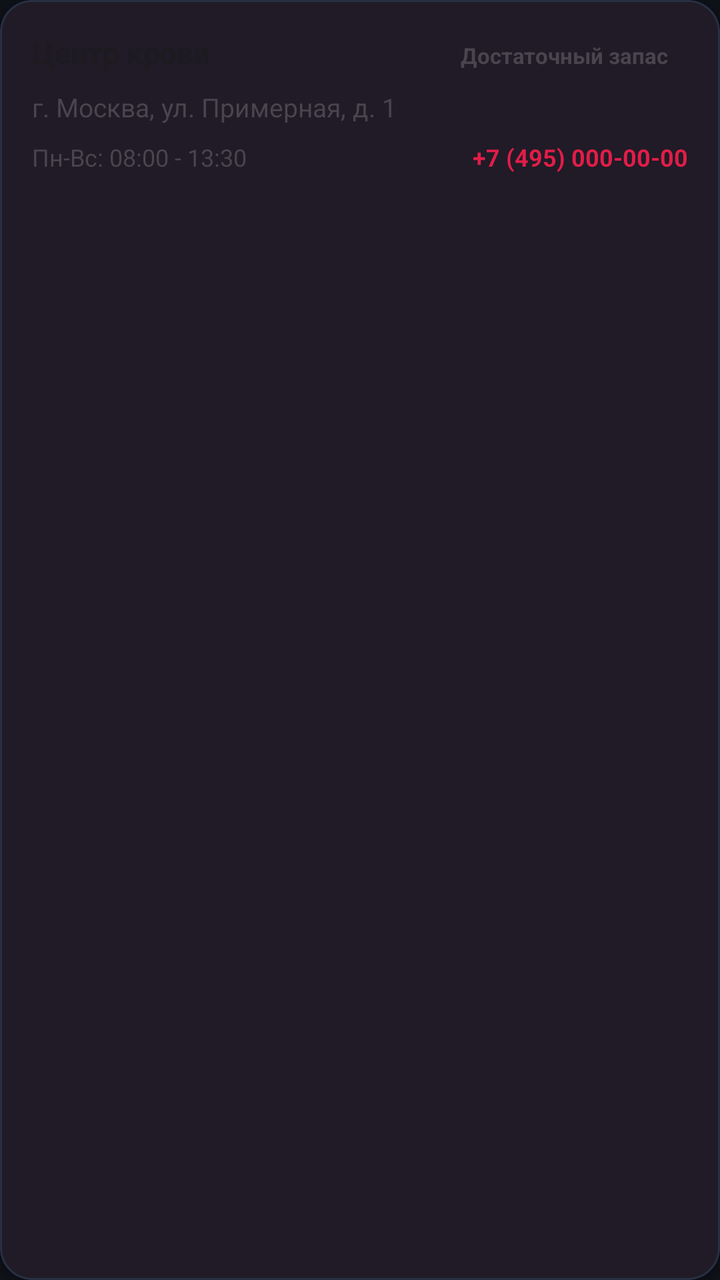
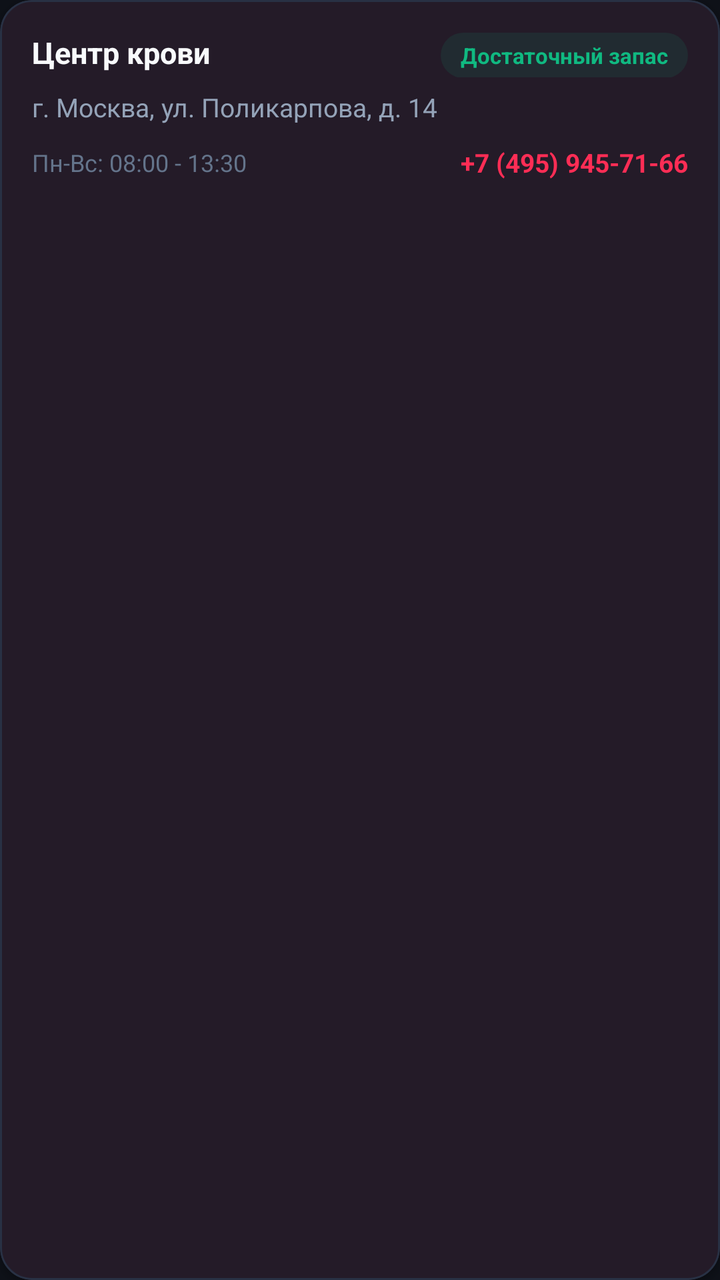

The first picture is an Android layout as it rendered before a commit; the second is the same layout after the commit. The layout source and the unified diff follow.
<!-- AndroidManifest.xml: application theme Theme.DonorLog -->
<!-- res/layout/item_station_card.xml -->
<?xml version="1.0" encoding="utf-8"?>
<com.google.android.material.card.MaterialCardView
    xmlns:android="http://schemas.android.com/apk/res/android"
    xmlns:app="http://schemas.android.com/apk/res-auto"
    android:id="@+id/cardStation"
    android:layout_width="match_parent"
    android:layout_height="wrap_content"
    android:layout_marginHorizontal="16dp"
    android:layout_marginVertical="6dp"
    app:cardCornerRadius="16dp"
    app:cardElevation="1dp"
    app:strokeWidth="1dp"
    app:strokeColor="?attr/colorOutline">

    <LinearLayout
        android:layout_width="match_parent"
        android:layout_height="wrap_content"
        android:orientation="vertical"
        android:padding="16dp">

        <LinearLayout
            android:layout_width="match_parent"
            android:layout_height="wrap_content"
            android:gravity="top"
            android:orientation="horizontal">

            <TextView
                android:id="@+id/tvStationName"
                android:layout_width="0dp"
                android:layout_height="wrap_content"
                android:layout_weight="1"
                android:text="Центр крови"
                android:textColor="?android:attr/textColorPrimary"
                android:textSize="15sp"
                android:textStyle="bold" />

            <TextView
                android:id="@+id/tvStationStatus"
                android:layout_width="wrap_content"
                android:layout_height="wrap_content"
                android:layout_marginStart="12dp"
                android:paddingHorizontal="10dp"
                android:paddingVertical="4dp"
                android:text="Достаточный запас"
                android:textSize="11sp"
                android:textStyle="bold" />
        </LinearLayout>

        <TextView
            android:id="@+id/tvStationAddress"
            android:layout_width="match_parent"
            android:layout_height="wrap_content"
            android:layout_marginTop="6dp"
            android:text="г. Москва, ул. Примерная, д. 1"
            android:textColor="?android:attr/textColorSecondary"
            android:textSize="13sp" />

        <LinearLayout
            android:layout_width="match_parent"
            android:layout_height="wrap_content"
            android:layout_marginTop="8dp"
            android:gravity="center_vertical"
            android:orientation="horizontal">

            <TextView
                android:id="@+id/tvStationSchedule"
                android:layout_width="0dp"
                android:layout_height="wrap_content"
                android:layout_weight="1"
                android:text="Пн-Вс: 08:00 - 13:30"
                android:textColor="?android:attr/textColorSecondary"
                android:textSize="12sp" />

            <TextView
                android:id="@+id/tvStationPhone"
                android:layout_width="wrap_content"
                android:layout_height="wrap_content"
                android:text="+7 (495) 000-00-00"
                android:textColor="?attr/colorPrimary"
                android:textSize="12sp"
                android:textStyle="bold" />
        </LinearLayout>

    </LinearLayout>

</com.google.android.material.card.MaterialCardView>
<!-- resources referenced by this layout -->
<resources>
  <style name="Theme.DonorLog" parent="Theme.Material3.DayNight.NoActionBar">
          <item name="colorPrimary">@color/md_theme_light_primary</item>
          <item name="colorOnPrimary">@color/md_theme_light_onPrimary</item>
          <item name="colorPrimaryContainer">@color/md_theme_light_primaryContainer</item>
          <item name="colorOnPrimaryContainer">@color/md_theme_light_onPrimaryContainer</item>
  
          <item name="colorSecondary">@color/md_theme_light_secondary</item>
          <item name="colorOnSecondary">@color/md_theme_light_onSecondary</item>
          <item name="colorSecondaryContainer">@color/md_theme_light_secondaryContainer</item>
          <item name="colorOnSecondaryContainer">@color/md_theme_light_onSecondaryContainer</item>
  
          <item name="android:colorBackground">@color/md_theme_light_background</item>
          <item name="colorSurface">@color/md_theme_light_surface</item>
          <item name="colorOnSurface">@color/md_theme_light_onSurface</item>
          <item name="colorOutline">@color/card_border_light</item>
  
          
          <item name="android:statusBarColor">@android:color/transparent</item>
          <item name="android:windowLightStatusBar">true</item>
          <item name="android:navigationBarColor">@color/md_theme_light_background</item>
          <item name="android:windowLightNavigationBar">true</item>
      </style>
  <color name="md_theme_light_primary">#E11D48</color>
  <color name="md_theme_light_onPrimary">#FFFFFF</color>
  <color name="md_theme_light_primaryContainer">#FFE4E8</color>
  <color name="md_theme_light_onPrimaryContainer">#881337</color>
  <color name="md_theme_light_secondary">#64748B</color>
  <color name="md_theme_light_onSecondary">#FFFFFF</color>
  <color name="md_theme_light_secondaryContainer">#E2E8F0</color>
  <color name="md_theme_light_onSecondaryContainer">#0F172A</color>
  <color name="md_theme_light_background">#0E1118</color>
  <color name="md_theme_light_surface">#161B26</color>
  <color name="md_theme_light_onSurface">#F8FAFC</color>
  <color name="card_border_light">#283144</color>
</resources>

<!-- the commit's change to res/layout/item_station_card.xml (unified diff, before → after) -->
@@ -7,10 +7,11 @@
     android:layout_height="wrap_content"
     android:layout_marginHorizontal="16dp"
     android:layout_marginVertical="6dp"
+    app:cardBackgroundColor="@color/donor_surface_card"
     app:cardCornerRadius="16dp"
-    app:cardElevation="1dp"
+    app:cardElevation="2dp"
     app:strokeWidth="1dp"
-    app:strokeColor="?attr/colorOutline">
+    app:strokeColor="@color/donor_stroke_subtle">
 
     <LinearLayout
         android:layout_width="match_parent"
@@ -30,7 +31,7 @@
                 android:layout_height="wrap_content"
                 android:layout_weight="1"
                 android:text="Центр крови"
-                android:textColor="?android:attr/textColorPrimary"
+                android:textColor="@color/donor_text_primary"
                 android:textSize="15sp"
                 android:textStyle="bold" />
 
@@ -39,9 +40,11 @@
                 android:layout_width="wrap_content"
                 android:layout_height="wrap_content"
                 android:layout_marginStart="12dp"
+                android:background="@drawable/bg_badge_green"
                 android:paddingHorizontal="10dp"
                 android:paddingVertical="4dp"
                 android:text="Достаточный запас"
+                android:textColor="@color/status_green"
                 android:textSize="11sp"
                 android:textStyle="bold" />
         </LinearLayout>
@@ -51,14 +54,14 @@
             android:layout_width="match_parent"
             android:layout_height="wrap_content"
             android:layout_marginTop="6dp"
-            android:text="г. Москва, ул. Примерная, д. 1"
-            android:textColor="?android:attr/textColorSecondary"
+            android:text="г. Москва, ул. Поликарпова, д. 14"
+            android:textColor="@color/donor_text_secondary"
             android:textSize="13sp" />
 
         <LinearLayout
             android:layout_width="match_parent"
             android:layout_height="wrap_content"
-            android:layout_marginTop="8dp"
+            android:layout_marginTop="10dp"
             android:gravity="center_vertical"
             android:orientation="horizontal">
 
@@ -68,16 +71,16 @@
                 android:layout_height="wrap_content"
                 android:layout_weight="1"
                 android:text="Пн-Вс: 08:00 - 13:30"
-                android:textColor="?android:attr/textColorSecondary"
+                android:textColor="@color/donor_text_muted"
                 android:textSize="12sp" />
 
             <TextView
                 android:id="@+id/tvStationPhone"
                 android:layout_width="wrap_content"
                 android:layout_height="wrap_content"
-                android:text="+7 (495) 000-00-00"
-                android:textColor="?attr/colorPrimary"
-                android:textSize="12sp"
+                android:text="+7 (495) 945-71-66"
+                android:textColor="@color/donor_ruby_glow"
+                android:textSize="13sp"
                 android:textStyle="bold" />
         </LinearLayout>
 
<!-- resource entries referenced after the edit -->
@@ -1,38 +1,48 @@
 <!-- resources referenced by this layout -->
 <resources>
-  <style name="Theme.DonorLog" parent="Theme.Material3.DayNight.NoActionBar">
-          <item name="colorPrimary">@color/md_theme_light_primary</item>
-          <item name="colorOnPrimary">@color/md_theme_light_onPrimary</item>
-          <item name="colorPrimaryContainer">@color/md_theme_light_primaryContainer</item>
-          <item name="colorOnPrimaryContainer">@color/md_theme_light_onPrimaryContainer</item>
+  <color name="donor_ruby_glow">#FF2D55</color>
+  <color name="donor_stroke_subtle">#283144</color>
+  <color name="donor_surface_card">#161B26</color>
+  <color name="donor_text_muted">#64748B</color>
+  <color name="donor_text_primary">#F8FAFC</color>
+  <color name="donor_text_secondary">#94A3B8</color>
+  <color name="status_green">#10B981</color>
+  <!-- drawable bg_badge_green (drawable) -->
+  <?xml version="1.0" encoding="utf-8"?>
+  <shape xmlns:android="http://schemas.android.com/apk/res/android"
+      android:shape="rectangle">
+      <corners android:radius="12dp" />
+      <solid android:color="@color/status_green_bg" />
+  </shape>
+  <style name="Theme.DonorLog" parent="Theme.Material3.Dark.NoActionBar">
+          <item name="colorPrimary">@color/donor_ruby_mid</item>
+          <item name="colorOnPrimary">#FFFFFF</item>
+          <item name="colorPrimaryContainer">@color/donor_ruby_start</item>
+          <item name="colorOnPrimaryContainer">#FFE4E8</item>
   
-          <item name="colorSecondary">@color/md_theme_light_secondary</item>
-          <item name="colorOnSecondary">@color/md_theme_light_onSecondary</item>
-          <item name="colorSecondaryContainer">@color/md_theme_light_secondaryContainer</item>
-          <item name="colorOnSecondaryContainer">@color/md_theme_light_onSecondaryContainer</item>
+          <item name="colorSecondary">@color/donor_amber_warm</item>
+          <item name="colorOnSecondary">#0E1118</item>
+          <item name="colorSecondaryContainer">#1E2433</item>
+          <item name="colorOnSecondaryContainer">@color/donor_text_primary</item>
   
-          <item name="android:colorBackground">@color/md_theme_light_background</item>
-          <item name="colorSurface">@color/md_theme_light_surface</item>
-          <item name="colorOnSurface">@color/md_theme_light_onSurface</item>
-          <item name="colorOutline">@color/card_border_light</item>
+          <item name="android:colorBackground">@color/donor_bg_canvas</item>
+          <item name="colorSurface">@color/donor_surface_card</item>
+          <item name="colorOnSurface">@color/donor_text_primary</item>
+          <item name="colorOutline">@color/donor_stroke_subtle</item>
+  
+          <item name="android:textColorPrimary">@color/donor_text_primary</item>
+          <item name="android:textColorSecondary">@color/donor_text_secondary</item>
   
           
           <item name="android:statusBarColor">@android:color/transparent</item>
-          <item name="android:windowLightStatusBar">true</item>
-          <item name="android:navigationBarColor">@color/md_theme_light_background</item>
-          <item name="android:windowLightNavigationBar">true</item>
+          <item name="android:windowLightStatusBar">false</item>
+          <item name="android:navigationBarColor">@color/donor_bg_canvas</item>
+          <item name="android:windowLightNavigationBar">false</item>
       </style>
-  <color name="md_theme_light_primary">#E11D48</color>
-  <color name="md_theme_light_onPrimary">#FFFFFF</color>
-  <color name="md_theme_light_primaryContainer">#FFE4E8</color>
-  <color name="md_theme_light_onPrimaryContainer">#881337</color>
-  <color name="md_theme_light_secondary">#64748B</color>
-  <color name="md_theme_light_onSecondary">#FFFFFF</color>
-  <color name="md_theme_light_secondaryContainer">#E2E8F0</color>
-  <color name="md_theme_light_onSecondaryContainer">#0F172A</color>
-  <color name="md_theme_light_background">#0E1118</color>
-  <color name="md_theme_light_surface">#161B26</color>
-  <color name="md_theme_light_onSurface">#F8FAFC</color>
-  <color name="card_border_light">#283144</color>
+  <color name="status_green_bg">#1A10B981</color>
+  <color name="donor_ruby_mid">#E11D48</color>
+  <color name="donor_ruby_start">#9F1239</color>
+  <color name="donor_amber_warm">#F59E0B</color>
+  <color name="donor_bg_canvas">#0E1118</color>
 </resources>
 
